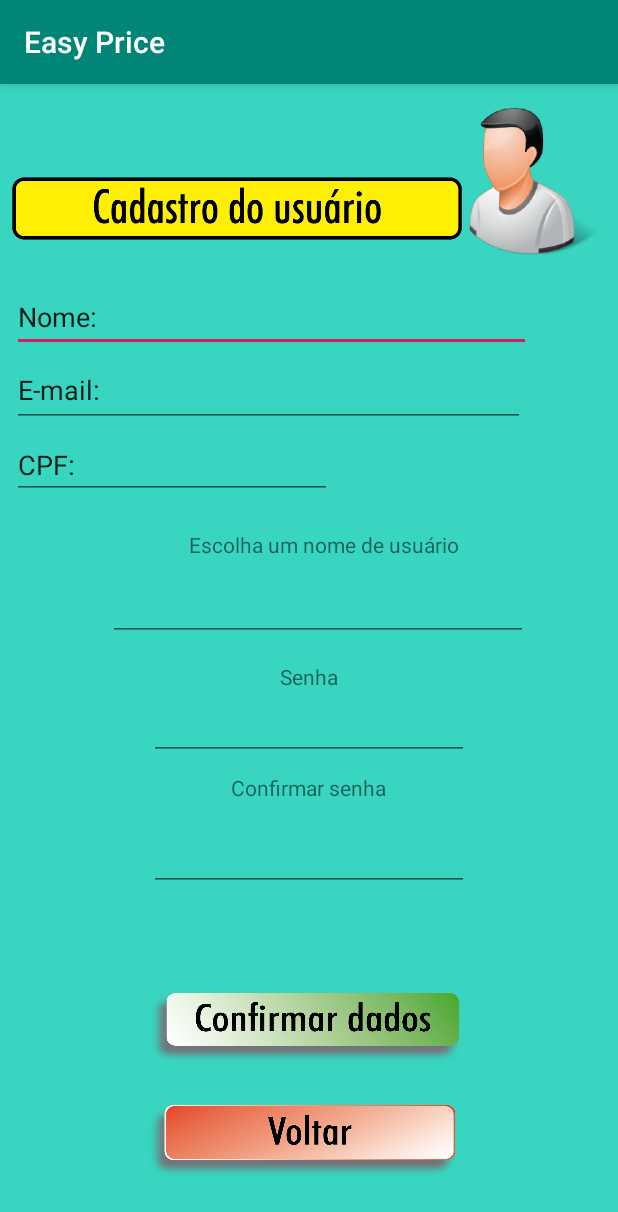
After one commit to RobsonAndrei/EasyPriceII, an Android app: the TelacadusuarioActivity screen opened directly, with no data from a screen before it, on a phone screen of 412 x 824 dp. The commit adds this screen. Shown: the top 1212 px of the screen. Run offline under Robolectric (Android 15) with nearby library versions, the phone set to English and light mode, and no system bars.

Commit message:
#0.4 Tela de Cadastro de usuário

```diff
--- a/app/src/main/AndroidManifest.xml
+++ b/app/src/main/AndroidManifest.xml
@@ -9,9 +9,8 @@
         android:roundIcon="@mipmap/ic_launcher_round"
         android:supportsRtl="true"
         android:theme="@style/AppTheme">
-        <activity android:name=".MainActivity">
-
-        </activity>
+        <activity android:name=".TelacadusuarioActivity"></activity>
+        <activity android:name=".MainActivity"></activity>
         <activity android:name=".SplashActivity">
             <intent-filter>
                 <action android:name="android.intent.action.MAIN" />
--- /dev/null
+++ b/app/src/main/java/Login.java
@@ -0,0 +1,4 @@
+public class Login {
+    private static final String USUARIO = "THECLUB";
+    private static final String SENHA = "123456";
+}
--- a/app/src/main/java/carlos/robson/easyprice/MainActivity.java
+++ b/app/src/main/java/carlos/robson/easyprice/MainActivity.java
@@ -1,7 +1,10 @@
 package carlos.robson.easyprice;
 
+import android.content.Intent;
 import android.support.v7.app.AppCompatActivity;
 import android.os.Bundle;
+import android.view.View;
+import android.widget.Button;
 
 public class MainActivity extends AppCompatActivity {
 
@@ -9,5 +12,27 @@ public class MainActivity extends AppCompatActivity {
     protected void onCreate(Bundle savedInstanceState) {
         super.onCreate(savedInstanceState);
         setContentView(R.layout.activity_main);
+
+        Button botaoCadUsuario = (Button) findViewById(R.id.BotCadUsuario);
+
+        botaoCadUsuario.setOnClickListener(new View.OnClickListener() {
+            @Override
+            public void onClick(View v) {
+
+                //setContentView(R.layout.activity_telacadusuario);
+                Intent it = new Intent(MainActivity.this, TelacadusuarioActivity.class);
+                startActivity(it);
+            }
+        });
+
+
+
+        Button botaoCadProduto = (Button) findViewById(R.id.BotCadProdu);
+        Button botaoBuscaProd = (Button) findViewById(R.id.BotBuscaProd);
+        Button botaoQualProd = (Button) findViewById(R.id.BotQualProd);
+        Button botaoExibHisComp = (Button) findViewById(R.id.BotExibHisComp);
+        Button botaoBuscMelhoOf = (Button) findViewById(R.id.BotBuscMelhOfer);
+        Button botaoComparaPre = (Button) findViewById(R.id.BotComparPrec);
+        Button botaoConfig = (Button) findViewById(R.id.BotConfig);
     }
 }
--- /dev/null
+++ b/app/src/main/java/carlos/robson/easyprice/TelacadusuarioActivity.java
@@ -0,0 +1,33 @@
+package carlos.robson.easyprice;
+
+import android.content.Intent;
+import android.support.v7.app.AppCompatActivity;
+import android.os.Bundle;
+import android.view.View;
+import android.widget.Button;
+
+public class TelacadusuarioActivity extends AppCompatActivity {
+
+    @Override
+    protected void onCreate(Bundle savedInstanceState) {
+        super.onCreate(savedInstanceState);
+        setContentView(R.layout.activity_telacadusuario);
+
+        Button voltar = (Button) findViewById(R.id.buttonvoltar);
+
+        voltar.setOnClickListener(new View.OnClickListener() {
+            @Override
+            public void onClick(View v) {
+
+                //setContentView(R.layout.activity_main);
+                Intent it = new Intent(TelacadusuarioActivity.this, MainActivity.class);
+                startActivity(it);
+            }
+        });
+
+
+
+        Button confirmDados = (Button)findViewById(R.id.buttonConfirDado);
+
+    }
+}
--- a/app/src/main/res/layout/activity_main.xml
+++ b/app/src/main/res/layout/activity_main.xml
@@ -4,10 +4,13 @@
     xmlns:tools="http://schemas.android.com/tools"
     android:layout_width="match_parent"
     android:layout_height="match_parent"
+    android:background="@color/colorPrimaryDark"
+    android:orientation="vertical"
+    android:scrollbarAlwaysDrawHorizontalTrack="true"
     tools:context=".MainActivity">
 
     <Button
-        android:id="@+id/Button1"
+        android:id="@+id/BotCadUsuario"
         android:layout_width="108dp"
         android:layout_height="168dp"
         android:layout_marginStart="8dp"
@@ -26,7 +29,7 @@
         app:layout_constraintVertical_bias="0.045" />
 
     <Button
-        android:id="@+id/button4"
+        android:id="@+id/BotCadProdu"
         style="@style/Widget.AppCompat.Button.Borderless"
         android:layout_width="108dp"
         android:layout_height="168dp"
@@ -49,7 +52,7 @@
         tools:shadowColor="FFFFFF" />
 
     <Button
-        android:id="@+id/button5"
+        android:id="@+id/BotBuscaProd"
         style="@style/Widget.AppCompat.Button.Borderless"
         android:layout_width="108dp"
         android:layout_height="168dp"
@@ -72,7 +75,7 @@
         tools:shadowColor="FFFFFF" />
 
     <Button
-        android:id="@+id/button6"
+        android:id="@+id/BotQualProd"
         style="@style/Widget.AppCompat.Button.Borderless"
         android:layout_width="108dp"
         android:layout_height="168dp"
@@ -95,7 +98,7 @@
         tools:shadowColor="FFFFFF" />
 
     <Button
-        android:id="@+id/button7"
+        android:id="@+id/BotBuscMelhOfer"
         style="@style/Widget.AppCompat.Button.Borderless"
         android:layout_width="108dp"
         android:layout_height="168dp"
@@ -118,7 +121,7 @@
         tools:shadowColor="FFFFFF" />
 
     <Button
-        android:id="@+id/button8"
+        android:id="@+id/BotExibHisComp"
         style="@style/Widget.AppCompat.Button.Borderless"
         android:layout_width="108dp"
         android:layout_height="168dp"
@@ -141,7 +144,7 @@
         tools:shadowColor="FFFFFF" />
 
     <Button
-        android:id="@+id/button9"
+        android:id="@+id/BotComparPrec"
         style="@style/Widget.AppCompat.Button.Borderless"
         android:layout_width="108dp"
         android:layout_height="168dp"
@@ -164,7 +167,7 @@
         tools:shadowColor="FFFFFF" />
 
     <Button
-        android:id="@+id/button10"
+        android:id="@+id/BotConfig"
         style="@style/Widget.AppCompat.Button.Borderless"
         android:layout_width="108dp"
         android:layout_height="168dp"
--- /dev/null
+++ b/app/src/main/res/layout/activity_telacadusuario.xml
@@ -0,0 +1,232 @@
+<?xml version="1.0" encoding="utf-8"?>
+<android.support.constraint.ConstraintLayout xmlns:android="http://schemas.android.com/apk/res/android"
+    xmlns:app="http://schemas.android.com/apk/res-auto"
+    xmlns:tools="http://schemas.android.com/tools"
+    android:id="@+id/telacadusuario"
+    android:layout_width="match_parent"
+    android:layout_height="match_parent"
+    android:animateLayoutChanges="false"
+    android:animationCache="false"
+    android:background="@color/colorPrimaryDark"
+    tools:context=".TelacadusuarioActivity">
+
+    <ImageView
+        android:id="@+id/imageUsuario"
+        android:layout_width="96dp"
+        android:layout_height="98dp"
+        android:layout_marginStart="8dp"
+        android:layout_marginTop="8dp"
+        android:layout_marginEnd="8dp"
+        android:layout_marginBottom="8dp"
+        app:layout_constraintBottom_toBottomOf="parent"
+        app:layout_constraintEnd_toEndOf="parent"
+        app:layout_constraintHorizontal_bias="1.0"
+        app:layout_constraintStart_toStartOf="parent"
+        app:layout_constraintTop_toTopOf="parent"
+        app:layout_constraintVertical_bias="0.012"
+        app:srcCompat="@drawable/usuario" />
+
+    <ImageView
+        android:id="@+id/imageView3"
+        android:layout_width="300dp"
+        android:layout_height="51dp"
+        android:layout_marginStart="8dp"
+        android:layout_marginTop="8dp"
+        android:layout_marginEnd="8dp"
+        android:layout_marginBottom="8dp"
+        app:layout_constraintBottom_toBottomOf="parent"
+        app:layout_constraintEnd_toEndOf="parent"
+        app:layout_constraintHorizontal_bias="0.0"
+        app:layout_constraintStart_toStartOf="parent"
+        app:layout_constraintTop_toTopOf="parent"
+        app:layout_constraintVertical_bias="0.07"
+        app:srcCompat="@drawable/labelcadusuario" />
+
+    <EditText
+        android:id="@+id/nomeCompleto"
+        android:layout_width="346dp"
+        android:layout_height="46dp"
+        android:layout_marginStart="8dp"
+        android:layout_marginTop="8dp"
+        android:layout_marginEnd="8dp"
+        android:layout_marginBottom="8dp"
+        android:ems="10"
+        android:inputType="textPersonName"
+        android:text="Nome: "
+        app:layout_constraintBottom_toBottomOf="parent"
+        app:layout_constraintEnd_toEndOf="parent"
+        app:layout_constraintHorizontal_bias="0.0"
+        app:layout_constraintStart_toStartOf="parent"
+        app:layout_constraintTop_toTopOf="parent"
+        app:layout_constraintVertical_bias="0.177" />
+
+    <EditText
+        android:id="@+id/emailtext"
+        android:layout_width="342dp"
+        android:layout_height="49dp"
+        android:layout_marginStart="8dp"
+        android:layout_marginTop="8dp"
+        android:layout_marginEnd="8dp"
+        android:layout_marginBottom="8dp"
+        android:ems="10"
+        android:inputType="textPersonName"
+        android:text="E-mail: "
+        app:layout_constraintBottom_toBottomOf="parent"
+        app:layout_constraintEnd_toEndOf="parent"
+        app:layout_constraintHorizontal_bias="0.0"
+        app:layout_constraintStart_toStartOf="parent"
+        app:layout_constraintTop_toTopOf="parent"
+        app:layout_constraintVertical_bias="0.244" />
+
+    <EditText
+        android:id="@+id/cpfusuario"
+        android:layout_width="wrap_content"
+        android:layout_height="wrap_content"
+        android:layout_marginStart="8dp"
+        android:layout_marginTop="8dp"
+        android:layout_marginEnd="8dp"
+        android:layout_marginBottom="8dp"
+        android:ems="10"
+        android:inputType="number"
+        android:text="CPF: "
+        app:layout_constraintBottom_toBottomOf="parent"
+        app:layout_constraintEnd_toEndOf="parent"
+        app:layout_constraintHorizontal_bias="0.0"
+        app:layout_constraintStart_toStartOf="parent"
+        app:layout_constraintTop_toTopOf="parent"
+        app:layout_constraintVertical_bias="0.316" />
+
+    <TextView
+        android:id="@+id/textView"
+        android:layout_width="wrap_content"
+        android:layout_height="wrap_content"
+        android:layout_marginStart="8dp"
+        android:layout_marginTop="8dp"
+        android:layout_marginEnd="8dp"
+        android:layout_marginBottom="8dp"
+        android:text="Escolha um nome de usuário"
+        app:layout_constraintBottom_toBottomOf="parent"
+        app:layout_constraintEnd_toEndOf="parent"
+        app:layout_constraintHorizontal_bias="0.547"
+        app:layout_constraintStart_toStartOf="parent"
+        app:layout_constraintTop_toTopOf="parent"
+        app:layout_constraintVertical_bias="0.395" />
+
+    <EditText
+        android:id="@+id/nomeusuario"
+        android:layout_width="wrap_content"
+        android:layout_height="wrap_content"
+        android:layout_marginStart="8dp"
+        android:layout_marginTop="8dp"
+        android:layout_marginEnd="8dp"
+        android:layout_marginBottom="8dp"
+        android:ems="10"
+        android:inputType="textPersonName"
+        android:textAlignment="center"
+        android:textColor="@android:color/darker_gray"
+        android:textSize="24sp"
+        android:textStyle="italic"
+        app:layout_constraintBottom_toBottomOf="parent"
+        app:layout_constraintEnd_toEndOf="parent"
+        app:layout_constraintHorizontal_bias="0.55"
+        app:layout_constraintStart_toStartOf="parent"
+        app:layout_constraintTop_toTopOf="parent"
+        app:layout_constraintVertical_bias="0.444" />
+
+    <TextView
+        android:id="@+id/textView2"
+        android:layout_width="wrap_content"
+        android:layout_height="wrap_content"
+        android:layout_marginStart="8dp"
+        android:layout_marginTop="8dp"
+        android:layout_marginEnd="8dp"
+        android:layout_marginBottom="8dp"
+        android:text="Senha"
+        app:layout_constraintBottom_toBottomOf="parent"
+        app:layout_constraintEnd_toEndOf="parent"
+        app:layout_constraintStart_toStartOf="parent"
+        app:layout_constraintTop_toTopOf="parent"
+        app:layout_constraintVertical_bias="0.515" />
+
+    <EditText
+        android:id="@+id/senha"
+        android:layout_width="wrap_content"
+        android:layout_height="wrap_content"
+        android:layout_marginStart="8dp"
+        android:layout_marginTop="8dp"
+        android:layout_marginEnd="8dp"
+        android:layout_marginBottom="8dp"
+        android:ems="10"
+        android:inputType="textPassword"
+        app:layout_constraintBottom_toBottomOf="parent"
+        app:layout_constraintEnd_toEndOf="parent"
+        app:layout_constraintStart_toStartOf="parent"
+        app:layout_constraintTop_toTopOf="parent"
+        app:layout_constraintVertical_bias="0.562" />
+
+    <TextView
+        android:id="@+id/textView3"
+        android:layout_width="wrap_content"
+        android:layout_height="wrap_content"
+        android:layout_marginStart="8dp"
+        android:layout_marginTop="8dp"
+        android:layout_marginEnd="8dp"
+        android:layout_marginBottom="8dp"
+        android:text="Confirmar senha"
+        app:layout_constraintBottom_toBottomOf="parent"
+        app:layout_constraintEnd_toEndOf="parent"
+        app:layout_constraintHorizontal_bias="0.498"
+        app:layout_constraintStart_toStartOf="parent"
+        app:layout_constraintTop_toTopOf="parent"
+        app:layout_constraintVertical_bias="0.616" />
+
+    <EditText
+        android:id="@+id/confirmasenha"
+        android:layout_width="wrap_content"
+        android:layout_height="wrap_content"
+        android:layout_marginStart="8dp"
+        android:layout_marginTop="8dp"
+        android:layout_marginEnd="8dp"
+        android:layout_marginBottom="8dp"
+        android:ems="10"
+        android:inputType="textPassword"
+        app:layout_constraintBottom_toBottomOf="parent"
+        app:layout_constraintEnd_toEndOf="parent"
+        app:layout_constraintStart_toStartOf="parent"
+        app:layout_constraintTop_toTopOf="parent"
+        app:layout_constraintVertical_bias="0.686" />
+
+    <Button
+        android:id="@+id/buttonConfirDado"
+        android:layout_width="283dp"
+        android:layout_height="108dp"
+        android:layout_marginStart="8dp"
+        android:layout_marginTop="8dp"
+        android:layout_marginEnd="8dp"
+        android:layout_marginBottom="8dp"
+        android:background="@drawable/confirdados"
+        android:visibility="visible"
+        app:layout_constraintBottom_toBottomOf="parent"
+        app:layout_constraintEnd_toEndOf="parent"
+        app:layout_constraintHorizontal_bias="0.482"
+        app:layout_constraintStart_toStartOf="parent"
+        app:layout_constraintTop_toTopOf="parent"
+        app:layout_constraintVertical_bias="0.881" />
+
+    <Button
+        android:id="@+id/buttonvoltar"
+        android:layout_width="279dp"
+        android:layout_height="110dp"
+        android:layout_marginStart="8dp"
+        android:layout_marginTop="8dp"
+        android:layout_marginEnd="8dp"
+        android:layout_marginBottom="8dp"
+        android:background="@drawable/voltar"
+        app:layout_constraintBottom_toBottomOf="parent"
+        app:layout_constraintEnd_toEndOf="parent"
+        app:layout_constraintHorizontal_bias="0.465"
+        app:layout_constraintStart_toStartOf="parent"
+        app:layout_constraintTop_toTopOf="parent"
+        app:layout_constraintVertical_bias="1.0" />
+
+</android.support.constraint.ConstraintLayout>
--- a/app/src/main/res/values/colors.xml
+++ b/app/src/main/res/values/colors.xml
@@ -1,6 +1,6 @@
 <?xml version="1.0" encoding="utf-8"?>
 <resources>
     <color name="colorPrimary">#008577</color>
-    <color name="colorPrimaryDark">#00574B</color>
+    <color name="colorPrimaryDark">#38D5C0</color>
     <color name="colorAccent">#D81B60</color>
 </resources>
```
Also changed, not shown: app/src/main/res/drawable/confirdados.png (added), app/src/main/res/drawable/labelcadusuario.png (added), app/src/main/res/drawable/usuario.png (added), app/src/main/res/drawable/voltar.png (added).
